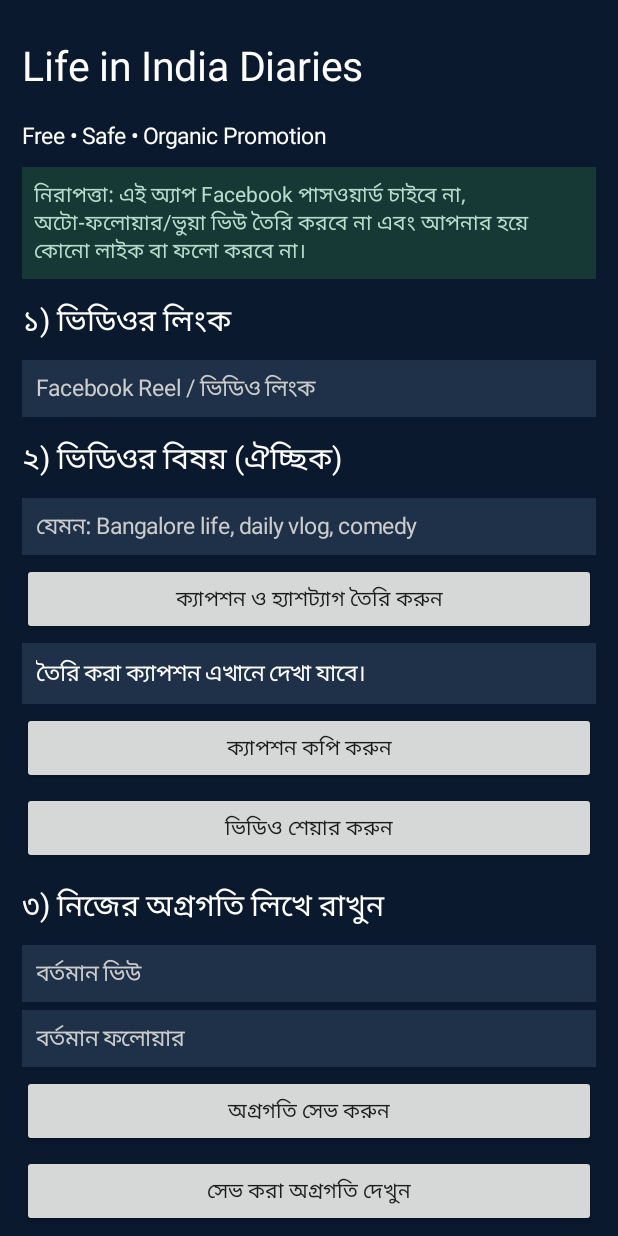
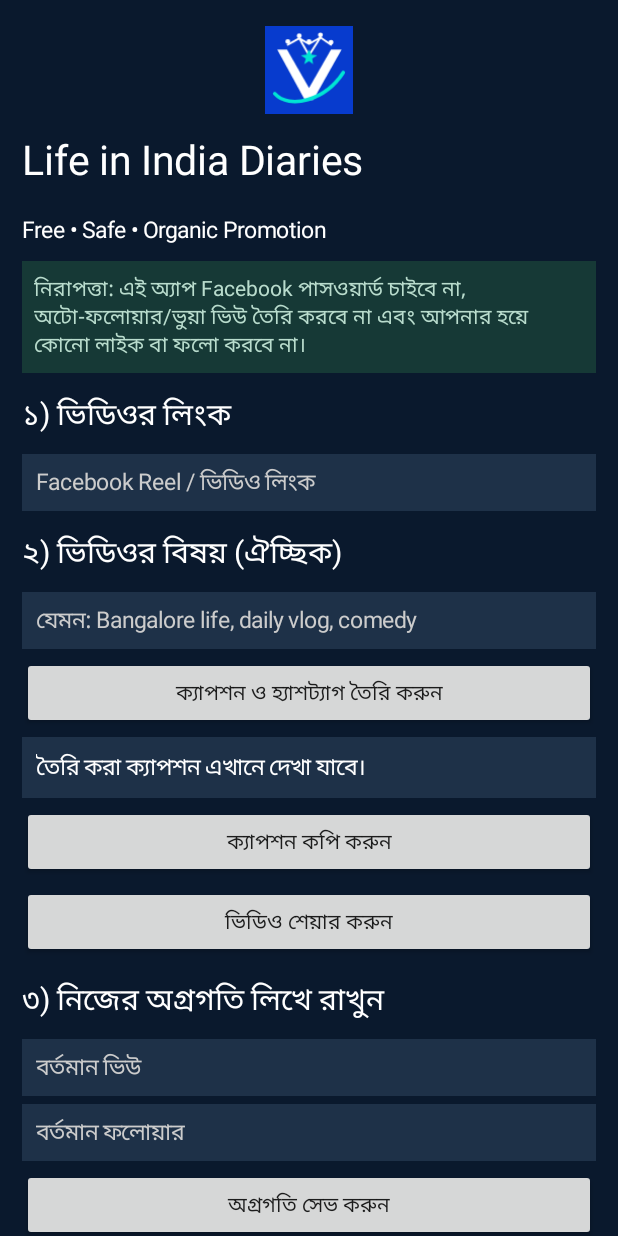
Before and after one commit to j4497350-crypto/VeysinAI, an Android app: the screen it shows after launch (MainActivity), on a phone screen of 412 x 824 dp. Run offline under Robolectric (Android 15) with nearby library versions, the phone set to English and light mode, and no system bars.

Commit message:
Show Veysin AI logo in app home screen

```diff
--- a/app/src/main/java/com/veysinai/app/MainActivity.kt
+++ b/app/src/main/java/com/veysinai/app/MainActivity.kt
@@ -56,6 +56,15 @@ class MainActivity : Activity() {
             ).apply { bottomMargin = 8 })
         }
 
+        val logo = ImageView(this).apply {
+            setImageResource(R.drawable.ic_veysin_logo)
+            scaleType = ImageView.ScaleType.FIT_CENTER
+            contentDescription = "Veysin AI logo"
+        }
+        root.addView(logo, LinearLayout.LayoutParams(88, 88).apply {
+            gravity = Gravity.CENTER_HORIZONTAL
+            bottomMargin = 6
+        })
         addFull(heading("Life in India Diaries", 27f))
         addFull(heading("Free • Safe • Organic Promotion", 15f))
         val safety = TextView(this).apply {
```
